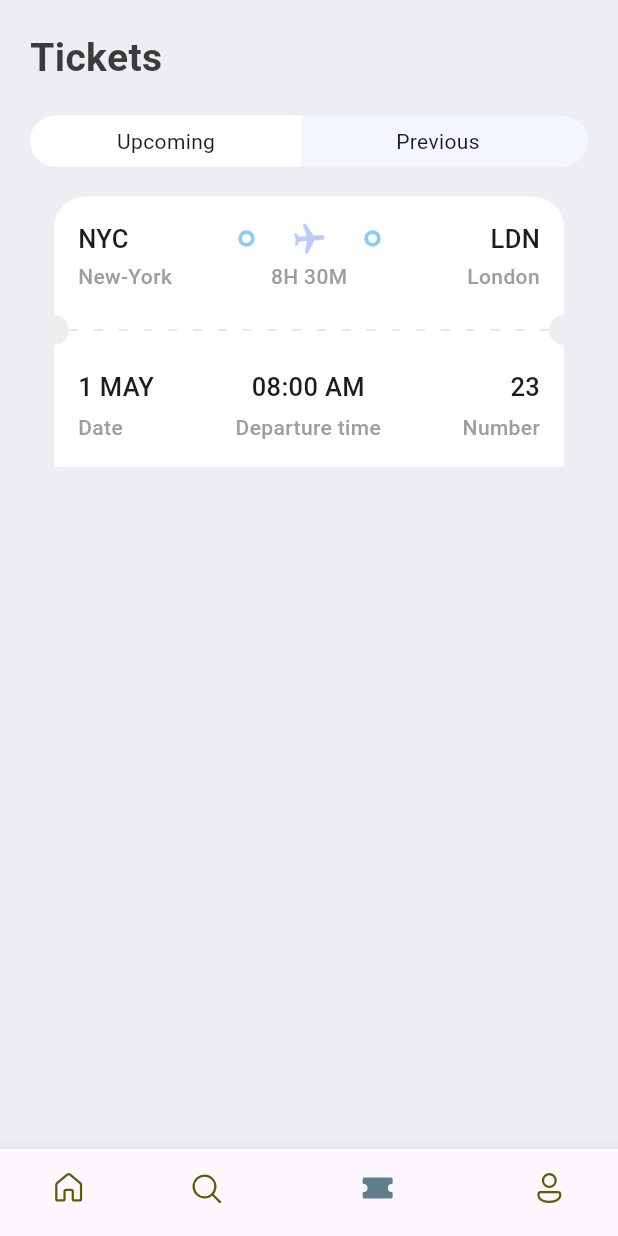
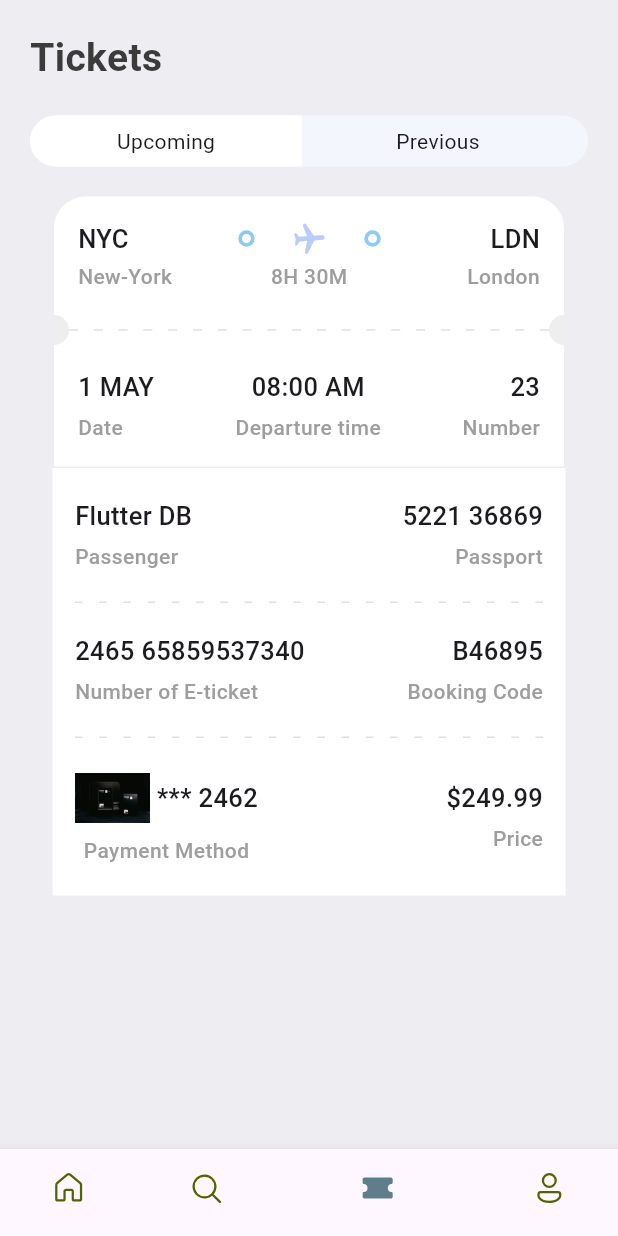
Before and after one commit to loixrang/ticket_app, a Flutter app: the screen it shows after launch, item 3 of the bottom bar chosen, on a phone screen of 412 x 824 dp. Run offline on Flutter 3.47's test engine with Material 3 defaults, Android fonts, the phone set to English and light mode, and no system bars; our stand-ins replace fluentui_icons.

Commit message:
made a few changes and blah blah blah

```diff
--- a/lib/base/res/media.dart
+++ b/lib/base/res/media.dart
@@ -3,4 +3,5 @@ class AppMedia{
   static const logo = '$_baseImage/logo.png';
   static const hotelRoom = '$_baseImage/hotel_room.jpg';
   static const planeSit = '$_baseImage/plane_sit.jpg';
+  static const visaCard = '$_baseImage/visa_card.jpg';
 }
--- a/lib/base/widgets/ticket_view.dart
+++ b/lib/base/widgets/ticket_view.dart
@@ -22,7 +22,7 @@ class TicketView extends StatelessWidget {
     final size = MediaQuery.of(context).size;
     return SizedBox(
       width: size.width * 0.85,
-      height: 189,
+      height: 180,
       child: Container(
         margin: EdgeInsets.only(right: wholeScreen == true ? 0 : 16),
         child: Column(
--- a/lib/screens/ticket/ticket_screen.dart
+++ b/lib/screens/ticket/ticket_screen.dart
@@ -1,6 +1,9 @@
 import 'package:flutter/material.dart';
+import 'package:ticket_app/base/res/media.dart';
 import 'package:ticket_app/base/res/styles/app_styles.dart';
 import 'package:ticket_app/base/res/utils/app_json.dart';
+import 'package:ticket_app/base/widgets/app_column_text_layout.dart';
+import 'package:ticket_app/base/widgets/app_layout_builder_widget.dart';
 import 'package:ticket_app/base/widgets/ticket_view.dart';
 import 'package:ticket_app/screens/search/widgets/app_ticket_tabs.dart';
 
@@ -29,8 +32,112 @@ class TicketScreen extends StatelessWidget {
             height: 20,
           ),
           Container(
-              padding: const EdgeInsets.only(left: 16),
-              child: TicketView(ticket: ticketList[0], isColor: true,)),
+            padding: const EdgeInsets.only(left: 16),
+            child: TicketView(
+              ticket: ticketList[0],
+              isColor: true,
+            ),
+          ),
+          const SizedBox(
+            height: 1,
+          ),
+          Container(
+            margin: const EdgeInsets.symmetric(horizontal: 15),
+            padding: const EdgeInsets.symmetric(horizontal: 15, vertical: 20),
+            decoration: BoxDecoration(
+              color: AppStyles.ticketColor,
+            ),
+            child: Column(
+              children: [
+                const Row(
+                  mainAxisAlignment: MainAxisAlignment.spaceBetween,
+                  children: [
+                    AppColumnTextLayout(
+                      topText: 'Flutter DB',
+                      bottomText: 'Passenger',
+                      alignment: CrossAxisAlignment.start,
+                      isColor: true,
+                    ),
+                    AppColumnTextLayout(
+                      topText: '5221 36869',
+                      bottomText: 'Passport',
+                      alignment: CrossAxisAlignment.end,
+                      isColor: true,
+                    ),
+                  ],
+                ),
+                const SizedBox(
+                  height: 20,
+                ),
+                const AppLayoutBuilderWidget(
+                  randomDivider: 15,
+                  width: 5,
+                  isColor: false,
+                ),
+                const SizedBox(
+                  height: 20,
+                ),
+                const Row(
+                  mainAxisAlignment: MainAxisAlignment.spaceBetween,
+                  children: [
+                    AppColumnTextLayout(
+                      topText: '2465 65859537340',
+                      bottomText: 'Number of E-ticket',
+                      alignment: CrossAxisAlignment.start,
+                      isColor: true,
+                    ),
+                    AppColumnTextLayout(
+                      topText: 'B46895',
+                      bottomText: 'Booking Code',
+                      alignment: CrossAxisAlignment.end,
+                      isColor: true,
+                    ),
+                  ],
+                ),
+                const SizedBox(
+                  height: 20,
+                ),
+                const AppLayoutBuilderWidget(
+                  randomDivider: 15,
+                  width: 5,
+                  isColor: false,
+                ),
+                const SizedBox(
+                  height: 20,
+                ),
+                Row(
+                  mainAxisAlignment: MainAxisAlignment.spaceBetween,
+                  children: [
+                    Column(
+                      children: [
+                        Row(
+                          children: [
+                            Image.asset(
+                              AppMedia.visaCard,
+                              height: 40,
+                              width: 50,
+                            ), //main scale to use with actual Visa Logo is #11
+                            Text(
+                              ' *** 2462',
+                              style: AppStyles.headLineStyle3,
+                            ),
+                          ],
+                        ),
+                        const SizedBox(height: 5,),
+                        Text('Payment Method', style: AppStyles.headLineStyle4,)
+                      ],
+                    ),
+                    const AppColumnTextLayout(
+                      topText: '\$249.99',
+                      bottomText: 'Price',
+                      alignment: CrossAxisAlignment.end,
+                      isColor: true,
+                    ),
+                  ],
+                ),
+              ],
+            ),
+          )
         ],
       ),
     );
```
